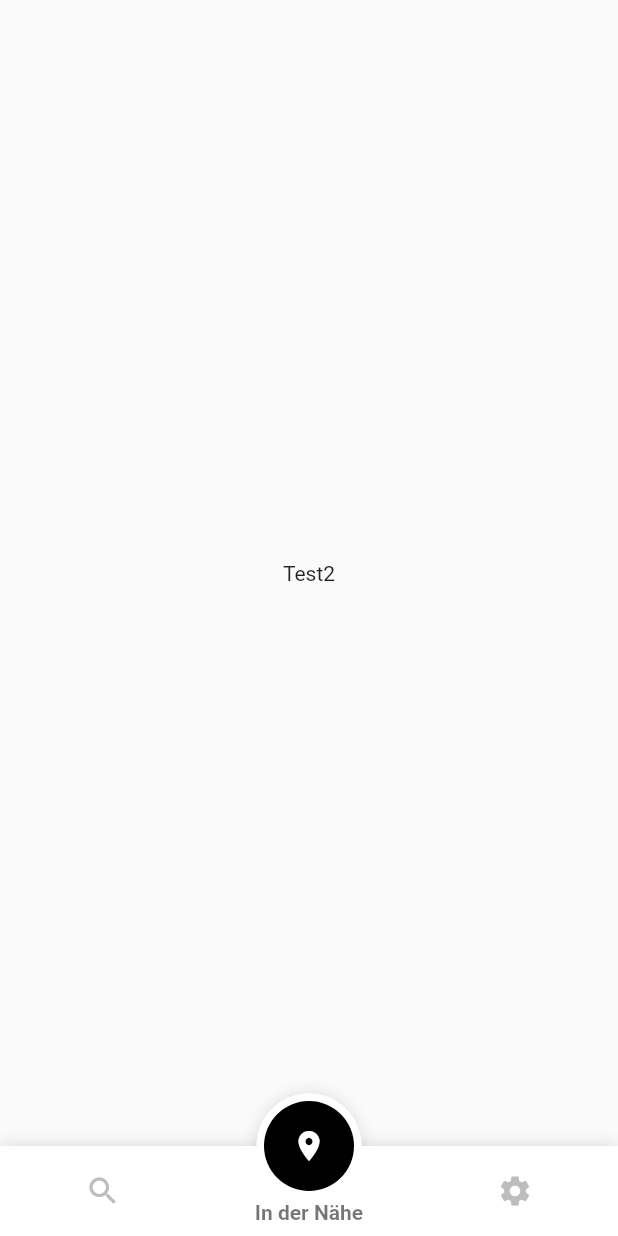
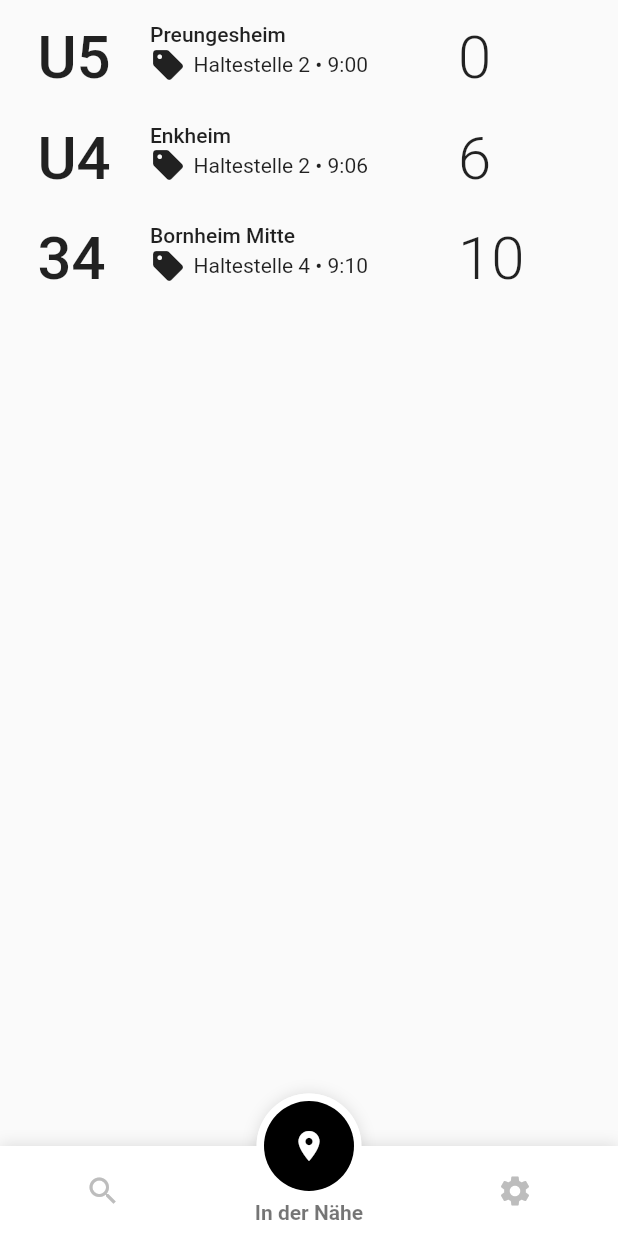
Before and after one commit to tpt-research/thepublictransport-app, a Flutter app: the screen it shows after launch, item 2 of the bottom bar chosen, on a phone screen of 412 x 824 dp. Run offline on Flutter 3.47's test engine with Material 2 defaults, Android fonts, the phone set to English and light mode, and no system bars; drawn by our look-alikes of fancy_bottom_navigation; our stand-ins replace google_maps_flutter.

Commit message:
Make last commit before we present it to the public

```diff
--- a/lib/main.dart
+++ b/lib/main.dart
@@ -3,6 +3,7 @@ import 'package:fancy_bottom_navigation/fancy_bottom_navigation.dart';
 import 'package:thepublictransport_app/pages/search.dart';
 import 'package:thepublictransport_app/pages/nearby.dart';
 import 'package:thepublictransport_app/pages/settings.dart';
+import 'package:flutter/services.dart';
 
 void main() => runApp(MyApp());
 
@@ -10,6 +11,10 @@ class MyApp extends StatelessWidget {
   // This widget is the root of your application.
   @override
   Widget build(BuildContext context) {
+    SystemChrome.setSystemUIOverlayStyle(SystemUiOverlayStyle.light.copyWith(
+        statusBarIconBrightness: Brightness.dark,
+        statusBarColor: Colors.white.withAlpha(30)
+    ));
     return MaterialApp(
       title: 'The Public Transport',
       theme: ThemeData(
--- a/lib/pages/nearby.dart
+++ b/lib/pages/nearby.dart
@@ -6,13 +6,124 @@ class NearbyWidget extends StatefulWidget {
 }
 
 class NearbyWidgetState extends State<NearbyWidget> {
+  var values = getNearby();
   Widget build(BuildContext context) {
     return Scaffold(
       body: Container(
-          child: Center(
-            child: Text('Test2'),
+          margin: EdgeInsets.fromLTRB(0, 15, 0, 0),
+          child: new Column(
+            mainAxisAlignment: MainAxisAlignment.start,
+            crossAxisAlignment: CrossAxisAlignment.start,
+            children: <Widget>[
+              new Container(
+                child: ListView.builder(
+                  shrinkWrap: true,
+                  itemBuilder: (context, position) {
+                    return Row(
+                      mainAxisAlignment: MainAxisAlignment.start,
+                      crossAxisAlignment: CrossAxisAlignment.start,
+                      children: <Widget>[
+                        new Container(
+                          margin: EdgeInsets.fromLTRB(25, 0, 10, 20),
+                          child: new SizedBox(
+                            width: 50,
+                            child: new Text(values[position]['line'],
+                            style: TextStyle(
+                              fontSize: 40,
+                              fontWeight: FontWeight.w500
+                            )),
+                          )
+                        ),
+                        new Container(
+                          margin: EdgeInsets.fromLTRB(15, 0, 0, 0),
+                          child: new Column(
+                            mainAxisAlignment: MainAxisAlignment.start,
+                            crossAxisAlignment: CrossAxisAlignment.start,
+                            children: <Widget>[
+                              new Text(values[position]['linedirection'],
+                                  style: TextStyle(
+                                      fontWeight: FontWeight.w500
+                                  )),
+                              new Row(
+                                mainAxisAlignment: MainAxisAlignment.center,
+                                crossAxisAlignment: CrossAxisAlignment.center,
+                                children: <Widget>[
+                                  new Icon(const IconData(0xe570, fontFamily: 'MaterialIcons')),
+                                  new Container(
+                                    margin: EdgeInsets.fromLTRB(5, 0, 0, 0),
+                                    child: Center(
+                                      child: new Text(values[position]['stop'] + " • " + values[position]['arrival']),
+                                    ),
+                                  )
+                                ],
+                              )
+                            ],
+                          )
+                        ),
+                        new Row(
+                          mainAxisAlignment: MainAxisAlignment.spaceBetween,
+                          crossAxisAlignment: CrossAxisAlignment.end,
+                          children: <Widget>[
+                            new Container(
+                              margin: EdgeInsets.fromLTRB(60, 0, 0, 0),
+                              child: new Center(
+                                child: new Text(values[position]['timeleft'],
+                                    style: TextStyle(
+                                        fontSize: 40,
+                                        fontWeight: FontWeight.w300
+                                    )),
+                              ),
+                            )
+                          ],
+                        )
+                      ],
+                    );
+                  },
+                  itemCount: values.length,
+                )
+              ),
+            ],
           )
       ),
     );
   }
+
+
+  static List<Map<String, dynamic>> getNearby() {
+
+    var map1 = {
+      'line': 'U5',
+      'linedirection': 'Preungesheim',
+      'stop': 'Haltestelle 2',
+      'type': 'metro',
+      'arrival': '9:00',
+      'timeleft': '0'
+    };
+
+    var map2 = {
+      'line': 'U4',
+      'linedirection': 'Enkheim',
+      'stop': 'Haltestelle 2',
+      'type': 'metro',
+      'arrival': '9:06',
+      'timeleft': '6'
+    };
+
+    var map3 = {
+      'line': '34',
+      'linedirection': 'Bornheim Mitte',
+      'stop': 'Haltestelle 4',
+      'type': 'bus',
+      'arrival': '9:10',
+      'timeleft': '10'
+    };
+
+    List<Map<String, dynamic>> list = [
+      map1,
+      map2,
+      map3
+    ];
+
+    return list;
+  }
 }
```
